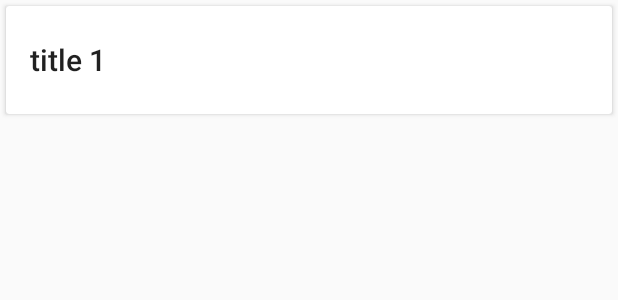
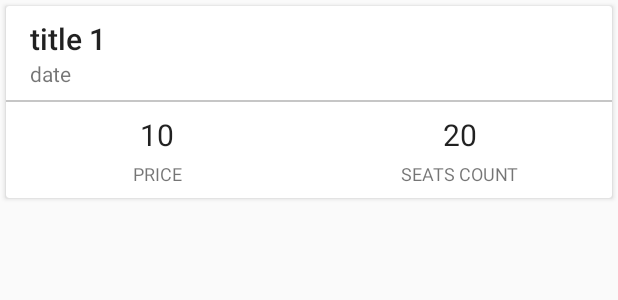
Before and after one commit to Arkadzi/fellow-traveller, an Android app: the layout item_route.xml on its own in the app's theme, with its tools: preview values and no code run, on a phone screen of 412 x 824 dp. Shown: the top 300 px of the screen. Run offline under Robolectric (Android 15) with nearby library versions, the phone set to English and light mode, and no system bars.

Commit message:
change route list item style

```diff
--- a/app/src/main/java/us/fellowtraveller/presentation/adapters/viewholders/RouteViewHolder.java
+++ b/app/src/main/java/us/fellowtraveller/presentation/adapters/viewholders/RouteViewHolder.java
@@ -5,6 +5,10 @@ import android.view.LayoutInflater;
 import android.view.View;
 import android.view.ViewGroup;
 import android.widget.TextView;
+
+import java.text.SimpleDateFormat;
+import java.util.Date;
+import java.util.Locale;
 
 import butterknife.Bind;
 import butterknife.ButterKnife;
@@ -16,8 +20,15 @@ import us.fellowtraveller.domain.model.trip.Route;
  */
 
 public class RouteViewHolder extends RecyclerView.ViewHolder {
+    private final SimpleDateFormat formatFirst = new SimpleDateFormat("d MMM yyyy, H:mm");
     @Bind(R.id.tv_title)
     TextView tvTitle;
+    @Bind(R.id.tv_date)
+    TextView tvDate;
+    @Bind(R.id.tv_price)
+    TextView tvPrice;
+    @Bind(R.id.tv_seats)
+    TextView tvSeats;
 
     public RouteViewHolder(LayoutInflater inflater, ViewGroup viewGroup) {
         super(inflater.inflate(R.layout.item_route, viewGroup, false));
@@ -26,5 +37,10 @@ public class RouteViewHolder extends RecyclerView.ViewHolder {
 
     public void bind(Route route) {
         tvTitle.setText(route.getTitle());
+        tvDate.setText(formatFirst.format(new Date(route.getTime())));
+        float price = route.getPrice();
+        tvPrice.setText(price == (int) price ? String.valueOf((int) price) : String.format(Locale.ENGLISH, "%.2f", price));
+        tvSeats.setText(String.valueOf(route.getSeats()));
+
     }
 }
--- a/app/src/main/res/layout/item_route.xml
+++ b/app/src/main/res/layout/item_route.xml
@@ -1,26 +1,98 @@
 <?xml version="1.0" encoding="utf-8"?>
 <android.support.v7.widget.CardView xmlns:android="http://schemas.android.com/apk/res/android"
+    xmlns:tools="http://schemas.android.com/tools"
     android:layout_width="match_parent"
     android:layout_height="wrap_content"
-    xmlns:tools="http://schemas.android.com/tools"
-    xmlns:app="http://schemas.android.com/apk/res-auto"
+    android:layout_margin="4dp"
     android:foreground="?attr/selectableItemBackground"
-    android:layout_margin="4dp"
     android:orientation="vertical">
 
     <LinearLayout
         android:layout_width="match_parent"
-        android:paddingLeft="@dimen/double_padding"
-        android:paddingRight="@dimen/double_padding"
-        android:gravity="center_vertical"
-        android:layout_height="@dimen/item_height">
+        android:layout_height="wrap_content"
+        android:paddingTop="8dp"
+        android:paddingBottom="8dp"
+        android:orientation="vertical">
+
 
         <TextView
             android:id="@+id/tv_title"
             android:layout_width="match_parent"
+            android:layout_height="wrap_content"
+            android:layout_marginLeft="@dimen/double_padding"
+            android:layout_marginRight="@dimen/double_padding"
             android:textAppearance="@style/Base.TextAppearance.AppCompat.Title"
-            tools:text="title 1"
-            android:layout_height="wrap_content" />
+            tools:text="title 1" />
+
+        <TextView
+            android:id="@+id/tv_date"
+            android:layout_width="wrap_content"
+            android:layout_height="wrap_content"
+            android:layout_marginLeft="@dimen/double_padding"
+            android:maxLines="2"
+            tools:text="date" />
+
+        <View
+            android:layout_width="match_parent"
+            android:layout_height="1dp"
+            android:layout_marginBottom="8dp"
+            android:layout_marginTop="8dp"
+            android:background="#c6c6c6" />
+
+        <LinearLayout
+            android:layout_width="match_parent"
+            android:layout_height="wrap_content"
+            android:orientation="horizontal">
+
+            <LinearLayout
+                android:layout_width="0dp"
+                android:layout_height="wrap_content"
+                android:layout_weight="1"
+                android:gravity="center_horizontal"
+                android:orientation="vertical">
+
+                <TextView
+                    android:id="@+id/tv_price"
+                    android:layout_width="wrap_content"
+                    android:layout_height="wrap_content"
+                    android:textColor="?android:attr/textColorPrimary"
+                    android:textSize="20sp"
+                    tools:text="10" />
+
+                <TextView
+                    android:layout_width="wrap_content"
+                    android:layout_height="wrap_content"
+                    android:layout_marginTop="4dp"
+                    android:text="@string/hint_price"
+                    android:textAllCaps="true"
+                    android:textSize="12sp" />
+            </LinearLayout>
+
+            <LinearLayout
+                android:layout_width="0dp"
+                android:layout_height="wrap_content"
+                android:layout_weight="1"
+                android:gravity="center_horizontal"
+                android:orientation="vertical">
+
+                <TextView
+                    android:id="@+id/tv_seats"
+                    android:layout_width="wrap_content"
+                    android:layout_height="wrap_content"
+                    android:textColor="?android:attr/textColorPrimary"
+                    android:textSize="20sp"
+                    tools:text="20" />
+
+                <TextView
+                    android:layout_width="wrap_content"
+                    android:layout_height="wrap_content"
+                    android:layout_marginTop="4dp"
+                    android:text="@string/hint_route_seats_count"
+                    android:textAllCaps="true"
+                    android:textSize="12sp" />
+            </LinearLayout>
+
+        </LinearLayout>
 
     </LinearLayout>
 
```
